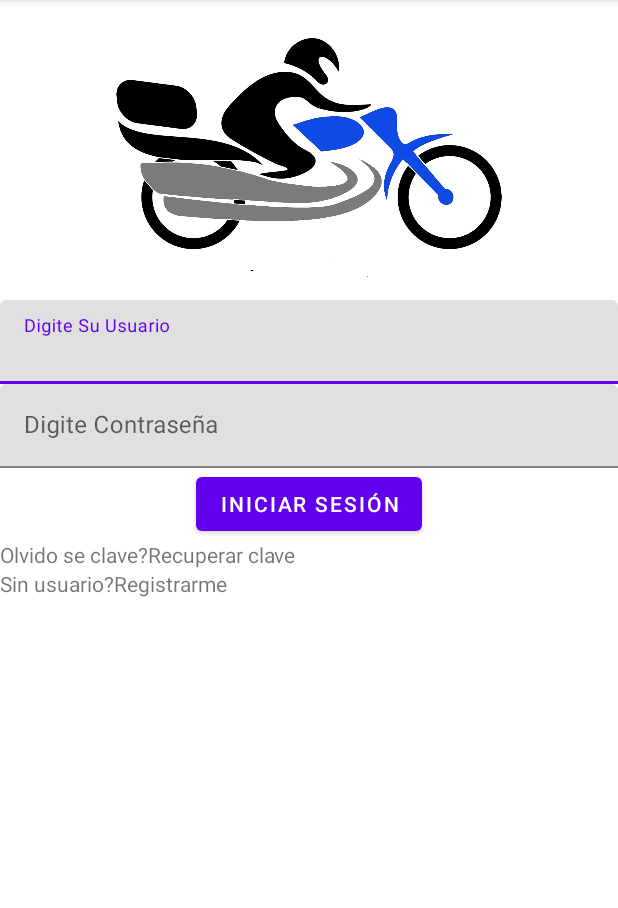
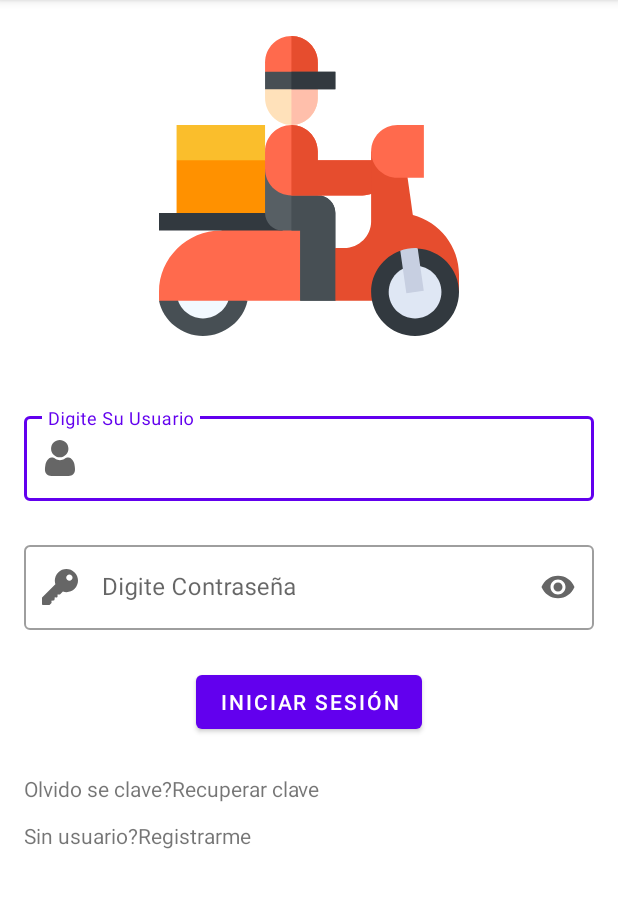
Before and after one commit to johncarrillo/domicilios_app, an Android app: the screen it shows after launch (MainActivity), on a phone screen of 412 x 824 dp, the part 84-992 px from its top. Run offline under Robolectric (Android 15) with nearby library versions, the phone set to English and light mode, and no system bars; our stand-ins replace Firebase (no records; nobody signed in at launch, a user with empty details on screens opened directly).

Commit message:
mejorada la vista login

```diff
--- /dev/null
+++ b/app/src/main/res/drawable/ic_food_delivery.xml
@@ -0,0 +1,69 @@
+<vector xmlns:android="http://schemas.android.com/apk/res/android"
+    android:width="512dp"
+    android:height="512dp"
+    android:viewportWidth="512"
+    android:viewportHeight="512">
+  <path
+      android:pathData="m226,0c-24.814,0 -45,20.186 -45,45v16l30,15h15,15l30,-15v-16c0,-24.814 -20.186,-45 -45,-45z"
+      android:fillColor="#ff6a4d"/>
+  <path
+      android:pathData="m271,61v-16c0,-24.814 -20.186,-45 -45,-45v76h15z"
+      android:fillColor="#e64d2e"/>
+  <path
+      android:pathData="m0,452c6.951,34.232 38.716,60 75,60s69.049,-25.768 76,-60l-32.588,-15h-97.588z"
+      android:fillColor="#474f54"/>
+  <path
+      android:pathData="m75,482c-24.814,0 -45,-20.186 -45,-45s20.186,-45 45,-45 46,20.186 46,45 -21.186,45 -46,45z"
+      android:fillColor="#f2f9ff"/>
+  <path
+      android:pathData="m151,182h-91l-30,30v90l30,15h91l45,-15v-81l-15,-9z"
+      android:fillColor="#ff9100"/>
+  <path
+      android:pathData="m30,152v60h151l15,-7.765 -15,-7.235v-45z"
+      android:fillColor="#fabe2c"/>
+  <path
+      android:pathData="m241,452h-241v-15c0,-57.99 48.01,-105 106,-105l25,-15h140v110z"
+      android:fillColor="#ff6a4d"/>
+  <path
+      android:pathData="m0,302h211v30h-211z"
+      android:fillColor="#32393f"/>
+  <path
+      android:pathData="m316,377.899v56.4l-15,17.701h-60v-120h-30c-16.5,0 -30,-13.5 -30,-30v-75h90v45c16.5,0 30,13.5 30,30v60z"
+      android:fillColor="#575f64"/>
+  <path
+      android:pathData="m316,377.899v56.4l-15,17.701h-60v-120h-15v-105h45v45c16.5,0 30,13.5 30,30v60z"
+      android:fillColor="#474f54"/>
+  <path
+      android:pathData="m271,212v-15c0,-24.814 -20.186,-45 -45,-45s-45,20.186 -45,45v30c0,24.853 20.147,45 45,45h121c24.853,0 45,-20.147 45,-45v-15z"
+      android:fillColor="#ff6a4d"/>
+  <path
+      android:pathData="m392,227v-15h-121v-15c0,-24.814 -20.186,-45 -45,-45v120h121c24.853,0 45,-20.147 45,-45z"
+      android:fillColor="#e64d2e"/>
+  <path
+      android:pathData="m241,76h-15,-15l-30,15v15c0,24.814 20.186,46 45,46s45,-21.186 45,-46v-15z"
+      android:fillColor="#ffe1ba"/>
+  <path
+      android:pathData="m271,106v-15l-30,-15h-15v76c24.814,0 45,-21.186 45,-46z"
+      android:fillColor="#ffbfab"/>
+  <path
+      android:pathData="m226,61h-45v30h45,75v-30z"
+      android:fillColor="#474f54"/>
+  <path
+      android:pathData="m226,61h75v30h-75z"
+      android:fillColor="#32393f"/>
+  <path
+      android:pathData="m433.338,305.354c-1.655,-11.675 -4.937,-34.673 -11.484,-80.479l-59.854,-27.875v120c0,23.663 -20.385,45 -46,45h-15v90h30,151l30,-15v-30c0,-47.988 -33.105,-89.824 -78.662,-101.646z"
+      android:fillColor="#e64d2e"/>
+  <path
+      android:pathData="m452,242h-45c-24.814,0 -45,-20.186 -45,-45s20.186,-45 45,-45h45z"
+      android:fillColor="#ff6a4d"/>
+  <path
+      android:pathData="m441.508,362.456 l-4.362,16.668 -25.351,-12.453c-28.93,10.411 -49.795,37.859 -49.795,70.329 0,41.353 33.647,75 75,75s75,-33.647 75,-75c0,-39.809 -31.273,-72.16 -70.492,-74.544z"
+      android:fillColor="#32393f"/>
+  <path
+      android:pathData="m437,392c-24.814,0 -45,20.186 -45,45s20.186,45 45,45 45,-20.186 45,-45 -20.186,-45 -45,-45z"
+      android:fillColor="#dfe7f4"/>
+  <path
+      android:pathData="m451.854,434.876 l-10.345,-72.42c-1.523,-0.092 -2.965,-0.456 -4.509,-0.456 -8.882,0 -17.291,1.824 -25.204,4.671l10.351,72.453z"
+      android:fillColor="#c7cfe1"/>
+</vector>
--- /dev/null
+++ b/app/src/main/res/drawable/ic_key.xml
@@ -0,0 +1,4 @@
+<vector android:height="24dp" android:viewportHeight="512"
+    android:viewportWidth="512" android:width="24dp" xmlns:android="http://schemas.android.com/apk/res/android">
+    <path android:fillColor="#FF000000" android:pathData="M463.748,48.251c-64.336,-64.336 -169.013,-64.335 -233.349,0.001c-43.945,43.945 -59.209,108.706 -40.181,167.461L4.396,401.536c-2.813,2.813 -4.395,6.621 -4.395,10.606V497c0,8.291 6.709,15 15,15h84.858c3.984,0 7.793,-1.582 10.605,-4.395l21.211,-21.226c3.237,-3.237 4.819,-7.778 4.292,-12.334l-2.637,-22.793l31.582,-2.974c7.178,-0.674 12.847,-6.343 13.521,-13.521l2.974,-31.582l22.793,2.651c4.233,0.571 8.496,-0.85 11.704,-3.691c3.193,-2.856 5.024,-6.929 5.024,-11.206V363h27.422c3.984,0 7.793,-1.582 10.605,-4.395l38.467,-37.958c58.74,19.043 122.381,4.929 166.326,-39.046C528.084,217.266 528.084,112.587 463.748,48.251zM421.313,154.321c-17.549,17.549 -46.084,17.549 -63.633,0s-17.549,-46.084 0,-63.633s46.084,-17.549 63.633,0S438.861,136.772 421.313,154.321z"/>
+</vector>
--- /dev/null
+++ b/app/src/main/res/drawable/ic_user.xml
@@ -0,0 +1,12 @@
+<vector xmlns:android="http://schemas.android.com/apk/res/android"
+    android:width="512dp"
+    android:height="512.002dp"
+    android:viewportWidth="512"
+    android:viewportHeight="512.002">
+  <path
+      android:fillColor="#FF000000"
+      android:pathData="m252.352,246.633c33.883,0 63.223,-12.152 87.195,-36.129 23.973,-23.973 36.125,-53.305 36.125,-87.191 0,-33.875 -12.152,-63.211 -36.129,-87.191 -23.977,-23.969 -53.313,-36.121 -87.191,-36.121 -33.887,0 -63.219,12.152 -87.191,36.125s-36.129,53.309 -36.129,87.188c0,33.887 12.156,63.223 36.133,87.195 23.977,23.969 53.313,36.125 87.188,36.125zM252.352,246.633"/>
+  <path
+      android:fillColor="#FF000000"
+      android:pathData="m468.129,393.703c-0.691,-9.977 -2.09,-20.859 -4.148,-32.352 -2.078,-11.578 -4.754,-22.523 -7.957,-32.527 -3.309,-10.34 -7.809,-20.551 -13.371,-30.336 -5.773,-10.156 -12.555,-19 -20.164,-26.277 -7.957,-7.613 -17.699,-13.734 -28.965,-18.199 -11.227,-4.441 -23.668,-6.691 -36.977,-6.691 -5.227,0 -10.281,2.145 -20.043,8.5 -6.008,3.918 -13.035,8.449 -20.879,13.461 -6.707,4.273 -15.793,8.277 -27.016,11.902 -10.949,3.543 -22.066,5.34 -33.039,5.34 -10.973,0 -22.086,-1.797 -33.047,-5.34 -11.211,-3.621 -20.297,-7.625 -26.996,-11.898 -7.77,-4.965 -14.801,-9.496 -20.898,-13.469 -9.75,-6.355 -14.809,-8.5 -20.035,-8.5 -13.313,0 -25.75,2.254 -36.973,6.699 -11.258,4.457 -21.004,10.578 -28.969,18.199 -7.605,7.281 -14.391,16.121 -20.156,26.273 -5.559,9.785 -10.059,19.992 -13.371,30.34 -3.199,10.004 -5.875,20.945 -7.953,32.523 -2.059,11.477 -3.457,22.363 -4.148,32.363 -0.68,9.797 -1.023,19.965 -1.023,30.234 0,26.727 8.496,48.363 25.25,64.32 16.547,15.746 38.441,23.734 65.066,23.734h246.531c26.625,0 48.512,-7.984 65.063,-23.734 16.758,-15.945 25.254,-37.586 25.254,-64.324 -0.004,-10.316 -0.352,-20.492 -1.035,-30.242zM468.129,393.703"/>
+</vector>
--- /dev/null
+++ b/app/src/main/res/drawable/ic_user_24dp.xml
@@ -0,0 +1,5 @@
+<vector android:height="24.000093dp" android:viewportHeight="512.002"
+    android:viewportWidth="512" android:width="24dp" xmlns:android="http://schemas.android.com/apk/res/android">
+    <path android:fillColor="#FF000000" android:pathData="m252.352,246.633c33.883,0 63.223,-12.152 87.195,-36.129 23.973,-23.973 36.125,-53.305 36.125,-87.191 0,-33.875 -12.152,-63.211 -36.129,-87.191 -23.977,-23.969 -53.313,-36.121 -87.191,-36.121 -33.887,0 -63.219,12.152 -87.191,36.125s-36.129,53.309 -36.129,87.188c0,33.887 12.156,63.223 36.133,87.195 23.977,23.969 53.313,36.125 87.188,36.125zM252.352,246.633"/>
+    <path android:fillColor="#FF000000" android:pathData="m468.129,393.703c-0.691,-9.977 -2.09,-20.859 -4.148,-32.352 -2.078,-11.578 -4.754,-22.523 -7.957,-32.527 -3.309,-10.34 -7.809,-20.551 -13.371,-30.336 -5.773,-10.156 -12.555,-19 -20.164,-26.277 -7.957,-7.613 -17.699,-13.734 -28.965,-18.199 -11.227,-4.441 -23.668,-6.691 -36.977,-6.691 -5.227,0 -10.281,2.145 -20.043,8.5 -6.008,3.918 -13.035,8.449 -20.879,13.461 -6.707,4.273 -15.793,8.277 -27.016,11.902 -10.949,3.543 -22.066,5.34 -33.039,5.34 -10.973,0 -22.086,-1.797 -33.047,-5.34 -11.211,-3.621 -20.297,-7.625 -26.996,-11.898 -7.77,-4.965 -14.801,-9.496 -20.898,-13.469 -9.75,-6.355 -14.809,-8.5 -20.035,-8.5 -13.313,0 -25.75,2.254 -36.973,6.699 -11.258,4.457 -21.004,10.578 -28.969,18.199 -7.605,7.281 -14.391,16.121 -20.156,26.273 -5.559,9.785 -10.059,19.992 -13.371,30.34 -3.199,10.004 -5.875,20.945 -7.953,32.523 -2.059,11.477 -3.457,22.363 -4.148,32.363 -0.68,9.797 -1.023,19.965 -1.023,30.234 0,26.727 8.496,48.363 25.25,64.32 16.547,15.746 38.441,23.734 65.066,23.734h246.531c26.625,0 48.512,-7.984 65.063,-23.734 16.758,-15.945 25.254,-37.586 25.254,-64.324 -0.004,-10.316 -0.352,-20.492 -1.035,-30.242zM468.129,393.703"/>
+</vector>
--- a/app/src/main/res/layout/activity_main.xml
+++ b/app/src/main/res/layout/activity_main.xml
@@ -4,7 +4,10 @@
     xmlns:tools="http://schemas.android.com/tools"
     android:layout_width="match_parent"
     android:layout_height="match_parent"
-    tools:context=".MainActivity">
+    tools:context=".MainActivity"
+    android:paddingLeft="16dp"
+    android:paddingRight="16dp"
+    >
 
 
 
@@ -18,11 +21,15 @@
             android:layout_width="match_parent"
             android:layout_height="200dp"
             android:layout_gravity="center"
-            android:src="@drawable/icono_app"/>
+            android:layout_marginVertical="24dp"
+            android:src="@drawable/ic_food_delivery"/>
         <com.google.android.material.textfield.TextInputLayout
             android:layout_width="match_parent"
+            app:startIconDrawable="@drawable/ic_user_24dp"
             android:layout_height="wrap_content"
-            android:hint="@string/txt_login_user">
+            android:hint="@string/txt_login_user"
+            android:layout_marginVertical="24dp"
+            style="@style/Widget.MaterialComponents.TextInputLayout.OutlinedBox">
             <com.google.android.material.textfield.TextInputEditText
                 android:id="@+id/textLoginUser"
                 android:layout_width="match_parent"
@@ -33,11 +40,16 @@
         <com.google.android.material.textfield.TextInputLayout
             android:layout_width="match_parent"
             android:layout_height="wrap_content"
-            android:hint="@string/txt_login_password">
+            app:startIconDrawable="@drawable/ic_key"
+            android:layout_marginBottom="24dp"
+            style="@style/Widget.MaterialComponents.TextInputLayout.OutlinedBox"
+            android:hint="@string/txt_login_password"
+            app:endIconMode="password_toggle">
             <com.google.android.material.textfield.TextInputEditText
                 android:id="@+id/textLoginPassword"
                 android:layout_width="match_parent"
                 android:layout_height="wrap_content"
+                android:inputType="textPassword"
                 />
         </com.google.android.material.textfield.TextInputLayout>
 
@@ -45,12 +57,16 @@
             android:id="@+id/btnSignIn"
             android:layout_width="wrap_content"
             android:layout_height="wrap_content"
-            android:text="@string/sign_in"
             android:layout_gravity="center"
-            />
+            android:layout_marginBottom="24dp"
+            android:text="@string/sign_in" />
+
+
+
         <LinearLayout
             android:layout_width="match_parent"
             android:layout_height="wrap_content"
+            android:layout_marginBottom="12dp"
             android:orientation="horizontal">
             <TextView
                 android:layout_width="wrap_content"
@@ -61,6 +77,7 @@
                 android:layout_height="wrap_content"
                 android:text="@string/txt_login_recover"/>
         </LinearLayout>
+
         <LinearLayout
             android:layout_width="match_parent"
             android:layout_height="wrap_content"
@@ -75,6 +92,7 @@
                 android:onClick="createUser"
                 android:text="@string/txt_login_sign_up"/>
         </LinearLayout>
+
     </LinearLayout>
 
 </androidx.constraintlayout.widget.ConstraintLayout>
--- a/build.gradle
+++ b/build.gradle
@@ -5,7 +5,7 @@ buildscript {
         jcenter()
     }
     dependencies {
-        classpath "com.android.tools.build:gradle:4.1.1"
+        classpath "com.android.tools.build:gradle:4.0.1"
         classpath 'com.google.gms:google-services:4.3.4'
 
         // NOTE: Do not place your application dependencies here; they belong
```
Also changed, not shown: gradle/wrapper/gradle-wrapper.properties.
